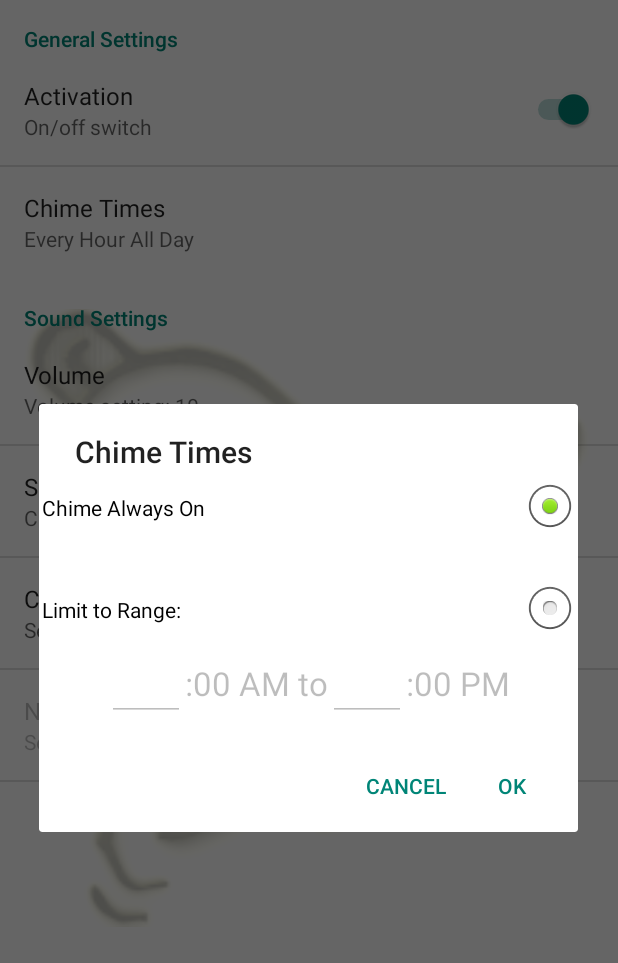
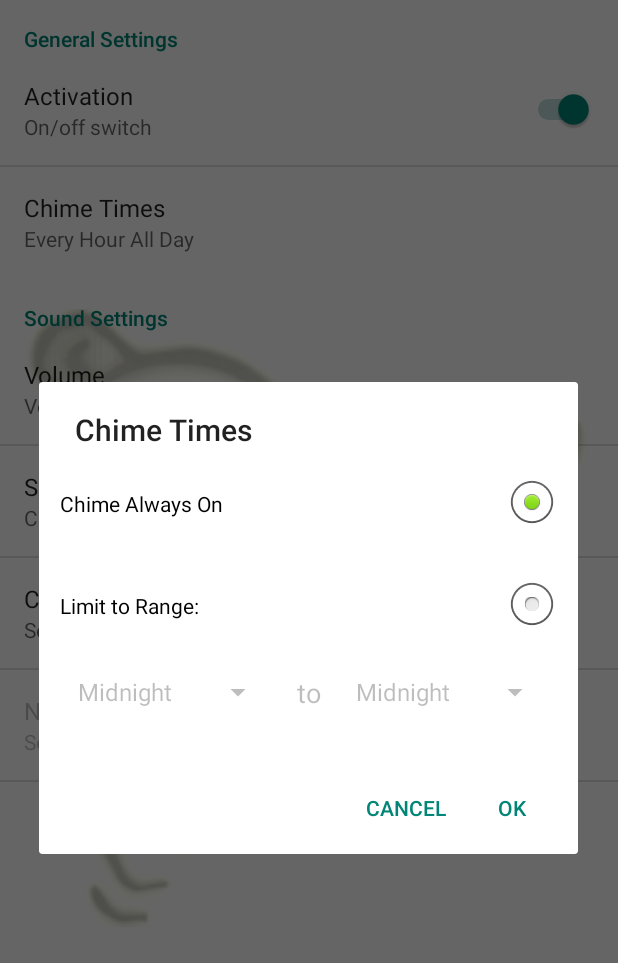
Before and after one commit to tonyc10/simple-chime, an Android app: the screen it shows after launch (MainActivity), after a tap on "Chime Times", on a phone screen of 412 x 824 dp. Shown: the top 963 px of the screen. Run offline under Robolectric (Android 15) with nearby library versions, the phone set to English and light mode, and no system bars; 1 statement that could not run was skipped; 3 other taps on this screen came first.

Commit message:
Added ability to set overnight time span
E.g. ring the chime from 10pm to 4pm.

```diff
--- a/app/src/main/java/com/tonycase/simplechime/ChimePreferenceFragment.java
+++ b/app/src/main/java/com/tonycase/simplechime/ChimePreferenceFragment.java
@@ -96,6 +96,8 @@ public class ChimePreferenceFragment extends PreferenceFragment
 
         if (key.equals(getString(R.string.pref_source))) {
             setSource(sharedPreferences);
+        } else if (key.equals(R.string.pref_increment)) {
+
         } else if (key.equals(getString(R.string.pref_sound))) {
 
             if (getActivity() == null) {
@@ -106,7 +108,7 @@ public class ChimePreferenceFragment extends PreferenceFragment
             ((MainActivity) getActivity()).playSoundShakeBell();
             setSoundSummary(sharedPreferences);
 
-        } else if (key.equals(getString(R.string.pref_sound))) {
+        } else if (key.equals(getString(R.string.pref_ringtone))) {
 
             if (getActivity() == null) {
                 Log.i(TAG, "fragment not attached to activity.  returning");
--- a/app/src/main/java/com/tonycase/simplechime/HoursSelectDialog.java
+++ b/app/src/main/java/com/tonycase/simplechime/HoursSelectDialog.java
@@ -2,8 +2,6 @@ package com.tonycase.simplechime;
 
 import android.content.Context;
 import android.content.SharedPreferences;
-import android.graphics.Color;
-import android.os.Build;
 import android.preference.DialogPreference;
 import android.preference.PreferenceManager;
 import android.util.AttributeSet;
@@ -11,10 +9,14 @@ import android.util.Log;
 import android.view.View;
 import android.view.View.OnClickListener;
 import android.view.ViewGroup;
-import android.widget.EditText;
+import android.widget.ArrayAdapter;
 import android.widget.RadioButton;
+import android.widget.Spinner;
 import android.widget.TextView;
-import android.widget.Toast;
+
+import java.text.DateFormat;
+import java.util.Calendar;
+import java.util.GregorianCalendar;
 
 public class HoursSelectDialog extends DialogPreference {
 
@@ -24,10 +26,9 @@ public class HoursSelectDialog extends DialogPreference {
 
 	private RadioButton allDayRB;
 	private RadioButton specifyRB;
-	private EditText startHourTF;
-	private EditText endHourTF;
+	private Spinner startHourDropdown;
+	private Spinner endHourDropdown;
 	private TextView intermedText;
-	private TextView endText;
 
 	public HoursSelectDialog(Context context, AttributeSet attrs) {
 		super(context, attrs);
@@ -57,14 +58,8 @@ public class HoursSelectDialog extends DialogPreference {
 		if (timesStr == null) {
 			setSummary("Every Hour All Day");
 		} else {
-			try {
-				String[] hoursArray = timesStr.split(" ");
-				int start = Integer.parseInt(hoursArray[0]);
-				int end = Integer.parseInt(hoursArray[1]);
-				if (start < 1 || start > 12 || end < 1 || end > 12) throw new IllegalStateException("Save numbers are not legit");
-				setSummary("Every Hour from: " + start + ":00 AM to " + end + ":00 PM");
-			} catch (Exception ex) {
-			}
+            TimeRange timeRange = ChimeUtilities.getTimeRange(getContext());
+		    setSummary(summaryText(timeRange.getStart(), timeRange.getEnd()));
 		}
 	}
 
@@ -78,54 +73,49 @@ public class HoursSelectDialog extends DialogPreference {
 		allDayRB = (RadioButton) view.findViewById(R.id.radioButton1);
 		specifyRB = (RadioButton) view.findViewById(R.id.radioButton2);
 
-		startHourTF = (EditText) view.findViewById(R.id.editText1);
-		endHourTF = (EditText) view.findViewById(R.id.editText2);
+		startHourDropdown = (Spinner) view.findViewById(R.id.editText1);
+		endHourDropdown = (Spinner) view.findViewById(R.id.editText2);
+
+		ArrayAdapter<CharSequence> adapter1 = ArrayAdapter.createFromResource(getContext(),
+				R.array.hours, android.R.layout.simple_spinner_item);
+		// Specify the layout to use when the list of choices appears
+		adapter1.setDropDownViewResource(android.R.layout.simple_spinner_dropdown_item);
+// Apply the adapter to the spinner
+		startHourDropdown.setAdapter(adapter1);
+
+		ArrayAdapter<CharSequence> adapter2 = ArrayAdapter.createFromResource(getContext(),
+				R.array.hours, android.R.layout.simple_spinner_item);
+		// Specify the layout to use when the list of choices appears
+		adapter2.setDropDownViewResource(android.R.layout.simple_spinner_dropdown_item);
+// Apply the adapter to the spinner
+		startHourDropdown.setAdapter(adapter2);
 
 		intermedText = (TextView) view.findViewById(R.id.tpp_textView1);
-		endText = (TextView) view.findViewById(R.id.tpp_textView2);
 
-		SharedPreferences prefs = PreferenceManager.getDefaultSharedPreferences(getContext());
+        TimeRange timeRange = ChimeUtilities.getTimeRange(getContext());
 
-		String timesStr = prefs.getString("PREF_HOURS", DEFAULT_VALUE);
-
-		Log.i(TAG, "TC:  Starting up HoursSelectpreference, prev pref is " + timesStr);
-
-		if (timesStr == null) {
+		if (timeRange.isAllDay()) {
 			allDayRB.setChecked(true);
 			specifyRB.setChecked(false);
-			startHourTF.setEnabled(false);
-			endHourTF.setEnabled(false);
+			startHourDropdown.setEnabled(false);
+			endHourDropdown.setEnabled(false);
 			intermedText.setEnabled(false);
-			endText.setEnabled(false);
 			setSummary("Every Hour All Day");
 		} else {
 
 			allDayRB.setChecked(false);
 			specifyRB.setChecked(true);
-			startHourTF.setEnabled(true);
-			endHourTF.setEnabled(true);
+			startHourDropdown.setEnabled(true);
+			endHourDropdown.setEnabled(true);
 			intermedText.setEnabled(true);
-			endText.setEnabled(true);
 
-			try {
-				String[] hoursArray = timesStr.split(" ");
-				int start = Integer.parseInt(hoursArray[0]);
-				int end = Integer.parseInt(hoursArray[1]);
-				if (start < 1 || start > 12 || end < 1 || end > 12) throw new IllegalStateException("Save numbers are not legit");
-				startHourTF.setText(hoursArray[0]);
-				endHourTF.setText(hoursArray[1]);
-				setSummary("Every Hour from: " + start + ":00 AM to " + end + ":00 PM");
-			} catch (Exception ex) {
-				Log.e(TAG, "Parsing saved preference", ex);
-			}
-			startHourTF.requestFocus();
+            int start = timeRange.getStart();
+            int end = timeRange.getEnd();
 
-			if (Build.VERSION.SDK_INT < Build.VERSION_CODES.HONEYCOMB) {
-				// for now assume bg color of pre-Honeycomb dialogs is black.
-				// I've tried but can't seem to force this color to
-				intermedText.setTextColor(Color.LTGRAY);
-				endText.setTextColor(Color.LTGRAY);
-			}
+            startHourDropdown.setSelection(start);
+            endHourDropdown.setSelection(end);
+            setSummary(summaryText(start, end));
+			startHourDropdown.requestFocus();
 		}
 
 		allDayRB.setOnClickListener(new OnClickListener() {
@@ -135,7 +125,6 @@ public class HoursSelectDialog extends DialogPreference {
 			}
 
 		});
-
 		specifyRB.setOnClickListener(new OnClickListener() {
 			@Override
 			public void onClick(View v) {
@@ -147,23 +136,19 @@ public class HoursSelectDialog extends DialogPreference {
 	private void allDayClicked() {
 		allDayRB.setChecked(true);
 		specifyRB.setChecked(false);
-		startHourTF.setEnabled(false);
-		endHourTF.setEnabled(false);
+		startHourDropdown.setEnabled(false);
+		endHourDropdown.setEnabled(false);
 		intermedText.setEnabled(false);
-		endText.setEnabled(false);
 	}
 
 	private void specifyClicked() {
 		allDayRB.setChecked(false);
 		specifyRB.setChecked(true);
-		startHourTF.setEnabled(true);
-		endHourTF.setEnabled(true);
+		startHourDropdown.setEnabled(true);
+		endHourDropdown.setEnabled(true);
 		intermedText.setEnabled(true);
-		endText.setEnabled(true);
 
-//		if (startHourTF.getText().length() < 1) startHourTF.setText("7");
-//		if (endHourTF.getText().length() < 1) endHourTF.setText("9");
-		startHourTF.requestFocus();
+		startHourDropdown.requestFocus();
 	}
 
 
@@ -191,102 +176,36 @@ public class HoursSelectDialog extends DialogPreference {
 				setSummary("Every Hour All Day");
 			} else {
 				// validate here
-				try {
-					int start = Integer.parseInt(String.valueOf(startHourTF.getText()));
-					int end = Integer.parseInt(String.valueOf(endHourTF.getText()));
-					if (start < 1 || start > 12 || end < 1 || end > 12) throw new IllegalStateException("Save numbers are not legit");
+					int start = startHourDropdown.getSelectedItemPosition();
+					int end = endHourDropdown.getSelectedItemPosition();
+                    Log.d(TAG, "Dialog closed, start and end are " + start + ", " + end);
+					if (start < 0 || start > 23 || end < 0 || end > 23)
+						throw new IllegalStateException("Save hours are not legit");
 					String value = start + " " + end;
 					persistString(value);
 					notifyChanged();
-					setSummary("Every Hour from: " + start + ":00 AM to " + end + ":00 PM");
-				} catch (Exception ex) {
-					//Toast? for an error message, or another dialog
-					Toast t = Toast.makeText(getContext(), "Need hour from 1-12", Toast.LENGTH_LONG);
-					t.show();
-				}
+					setSummary(summaryText(start, end));
 			}
 		}
 		super.onDialogClosed(positiveResult);
 	}
 
-// I adapted this code for this class, but until I have a reasonable way to test it, I'm commenting it out.
+	private String summaryText(int start, int end) {
+		Calendar startCal = new GregorianCalendar();
+		startCal.set(Calendar.SECOND, 0);
+		startCal.set(Calendar.MINUTE, 0);
+		startCal.set(Calendar.HOUR_OF_DAY, start);
 
-// save instance state boilerplate (slightly modified) for custom preference
-//	@Override
-//	protected Parcelable onSaveInstanceState() {
-//		Log.d(TAG, "onSaveInstanceState() ");
-//	    final Parcelable superState = super.onSaveInstanceState();
-//	    // Check whether this Preference is persistent (continually saved)
-//	    if (isPersistent()) {
-//	        // No need to save instance state since it's persistent, use superclass state
-//	        return superState;
-//	    }
-//
-//	    // Create instance of custom BaseSavedState
-//	    final SavedState myState = new SavedState(superState);
-//	    // Set the state's value with the class member that holds current setting value
-//	    myState.tf1 = String.valueOf(startHourTF.getText());
-//	    myState.tf2 = String.valueOf(startHourTF.getText());
-//	    myState.pressed1 = allDayRB.isChecked();
-//	    return myState;
-//	}
-//
-//	@Override
-//	protected void onRestoreInstanceState(Parcelable state) {
-//		Log.d(TAG, "onRestoreInstanceState() ");
-//	    // Check whether we saved the state in onSaveInstanceState
-//	    if (state == null || !state.getClass().equals(SavedState.class)) {
-//	        // Didn't save the state, so call superclass
-//	        super.onRestoreInstanceState(state);
-//	        return;
-//	    }
-//
-//	    // Cast state to custom BaseSavedState and pass to superclass
-//	    SavedState myState = (SavedState) state;
-//	    super.onRestoreInstanceState(myState.getSuperState());
-//	}
-//
-//	private static class SavedState extends BaseSavedState {
-//	    // Member that holds the setting's value
-//		String tf1;
-//		String tf2;
-//		boolean pressed1;
-//
-//
-//	    public SavedState(Parcelable superState) {
-//	        super(superState);
-//	    }
-//
-//	    public SavedState(Parcel source) {
-//	        super(source);
-//	        // Get the current preference's value
-//	        tf1 = source.readString();
-//	        tf2 = source.readString();
-//	        boolean[] barray = new boolean[1];
-//	        source.readBooleanArray(barray);
-//	        pressed1 = barray[0];
-//	    }
-//
-//	    @Override
-//	    public void writeToParcel(Parcel dest, int flags) {
-//	        super.writeToParcel(dest, flags);
-//	        // Write the preference's value
-//	        dest.writeString(tf1);
-//	        dest.writeString(tf2);
-//	        dest.writeBooleanArray(new boolean[] { pressed1 });
-//	    }
-//
-//	    // Standard creator object using an instance of this class
-//	    public static final Parcelable.Creator<SavedState> CREATOR =
-//	            new Parcelable.Creator<SavedState>() {
-//
-//	        public SavedState createFromParcel(Parcel in) {
-//	            return new SavedState(in);
-//	        }
-//
-//	        public SavedState[] newArray(int size) {
-//	            return new SavedState[size];
-//	        }
-//	    };
-//	}
+		Calendar endCal = new GregorianCalendar();
+		endCal.set(Calendar.SECOND, 0);
+		endCal.set(Calendar.MINUTE, 0);
+		endCal.set(Calendar.HOUR_OF_DAY, end);
+
+		DateFormat dateFormat = DateFormat.getTimeInstance(DateFormat.SHORT);
+		return getContext().getString(R.string.every_hour_from)
+                + dateFormat.format(startCal.getTime()) + " "
+				+ getContext().getString(R.string.to)   + " "
+                + dateFormat.format(endCal.getTime());
+	}
+
 }
--- a/app/src/main/java/com/tonycase/simplechime/MainActivity.java
+++ b/app/src/main/java/com/tonycase/simplechime/MainActivity.java
@@ -38,7 +38,7 @@ public class MainActivity extends Activity {
             Fragment frag0 = MainActivity.this.getFragmentManager().findFragmentByTag(FRAG_TAG);
             //System.out.println("Existing frag = " + frag0);
             // Display the fragment as the main content.
-            if (frag0 == null) {
+            if (frag0 == null && !isFinishing()) {
                 Log.i(TAG, "Replacing screen with new fragment");
                 MainActivity.this.getFragmentManager().beginTransaction()
                         .replace(android.R.id.content, prefFrag, FRAG_TAG)
--- /dev/null
+++ b/app/src/main/java/com/tonycase/simplechime/TimeRange.java
@@ -0,0 +1,43 @@
+package com.tonycase.simplechime;
+
+/**
+ * Start and end time for the chime time range
+ */
+public class TimeRange {
+
+    private final int start;
+    private final int end;
+
+    TimeRange(int start, int end) {
+        if (start < 0 || start > 23 || end < 0 || end > 23)
+            throw new IllegalArgumentException("start and end must in the hour range of 0-23");
+
+        this.start = start;
+        this.end = end;
+    }
+
+    public int getStart() {
+        return start;
+    }
+
+    public int getEnd() {
+        return end;
+    }
+
+    /**
+     * Inverse mode means the user has set their start time to later than their end time.
+     * @return
+     */
+    public boolean isInverseMode() {
+        return start > end;
+    }
+
+    public boolean isAllDay() {
+        return start == 0 && end == 23;
+    }
+
+    @Override
+    public String toString() {
+        return "TimeRange: start="+start+",end="+end+"]";
+    }
+}
--- a/app/src/main/res/layout/time_picker_preference.xml
+++ b/app/src/main/res/layout/time_picker_preference.xml
@@ -5,6 +5,7 @@
     android:layout_width="match_parent"
     android:layout_height="match_parent"
     android:orientation="vertical"
+    android:padding="12dp"
     tools:ignore="RtlHardcoded">
 
     <RadioButton
@@ -33,41 +34,42 @@
     <LinearLayout
         android:layout_width="match_parent"
         android:layout_height="wrap_content"
-        android:layout_marginBottom="12dp"
+        android:padding="6dp"
+        android:layout_gravity="center"
         android:gravity="center"
         >
 
-        <EditText
+        <Spinner
             android:id="@+id/editText1"
-            android:layout_width="wrap_content"
+            android:layout_weight="1"
+            android:layout_width="match_parent"
             android:layout_height="wrap_content"
-            android:ems="2"
-            android:textAppearance="?android:attr/textAppearanceLarge"
-            android:inputType="number" >
-        </EditText>
+            android:spinnerMode="dropdown"
+            android:gravity="right"
+            android:dropDownWidth="wrap_content"
+            android:textSize="30sp"
+            android:entries="@array/hours">
+        </Spinner>
 
         <TextView
             style="@android:style/Theme.Black"
             android:id="@+id/tpp_textView1"
             android:layout_width="wrap_content"
             android:layout_height="wrap_content"
-            android:text="@string/oh_hundred_am_to"
-            android:textAppearance="?android:attr/textAppearanceLarge" />
-        <EditText
+            android:text="@string/to"
+            android:layout_margin="15dp"
+            android:textAppearance="?android:attr/textAppearanceMedium" />
+        <Spinner
             android:id="@+id/editText2"
-            android:layout_width="wrap_content"
+            android:layout_weight="1"
+            android:layout_width="match_parent"
             android:layout_height="wrap_content"
-            android:ems="2"
-            android:inputType="number"
-            android:textAppearance="?android:attr/textAppearanceLarge">
-        </EditText>
-
-        <TextView
-            android:id="@+id/tpp_textView2"
-            android:layout_width="wrap_content"
-            android:layout_height="wrap_content"
-            android:text="@string/oh_hundred_pm"
-            android:textAppearance="?android:attr/textAppearanceLarge" />
+            android:gravity="left"
+            android:spinnerMode="dropdown"
+            android:dropDownWidth="wrap_content"
+            android:textSize="30sp"
+            android:entries="@array/hours">
+        </Spinner>
 
     </LinearLayout>
 
--- a/app/src/main/res/values/arrays.xml
+++ b/app/src/main/res/values/arrays.xml
@@ -1,11 +1,31 @@
 <?xml version="1.0" encoding="utf-8"?>
 <resources>
-    <string-array name="update_freq_options">
-        <item>Every Minute</item>
-        <item>5 minutes</item>
-        <item>10 minutes</item>
-        <item>15 minutes</item>
-        <item>Every Hour</item>
+
+    <string-array name="hours">
+        <item>Midnight</item>
+        <item>1:00 am</item>
+        <item>2:00 am</item>
+        <item>3:00 am</item>
+        <item>4:00 am</item>
+        <item>5:00 am</item>
+        <item>6:00 am</item>
+        <item>7:00 am</item>
+        <item>8:00 am</item>
+        <item>9:00 am</item>
+        <item>10:00 am</item>
+        <item>11:00 am</item>
+        <item>12 Noon</item>
+        <item>1:00 pm</item>
+        <item>2:00 pm</item>
+        <item>3:00 pm</item>
+        <item>4:00 pm</item>
+        <item>5:00 pm</item>
+        <item>6:00 pm</item>
+        <item>7:00 pm</item>
+        <item>8:00 pm</item>
+        <item>9:00 pm</item>
+        <item>10:00 pm</item>
+        <item>11:00 pm</item>
     </string-array>
 
     <string-array name="magnitude">
--- a/app/src/main/res/values/strings.xml
+++ b/app/src/main/res/values/strings.xml
@@ -2,6 +2,7 @@
 
     <string name="pref_on_off">PREF_ON_OFF</string>
     <string name="pref_hours">PREF_HOURS</string>
+    <string name="pref_increment">PREF_INCREMENT</string>
     <string name="pref_volume">PREF_VOLUME</string>
     <string name="pref_source">PREF_SOURCE</string>
     <string name="pref_sound">PREF_SOUND</string>
@@ -18,12 +19,13 @@
 
     <string name="limit_to_range">Limit to Range:</string>
 
-    <string name="oh_hundred_am_to">:00 AM to</string>
+    <string name="to">to</string>
     <string name="oh_hundred_pm">:00 PM</string>
     <string name="hour_and_minute_date_format">hh:mm a</string>
 
     <string name="activation">Activation</string>
-    <string name="time_summary_default">Every Hour All Day</string>
+    <string name="time_summary_default">Every hour all day</string>
+    <string name="increment_summary_default">On the hour</string>
     <string name="times_title">Chime Times</string>
     <string name="volume_summary_default">Volume setting: 8</string>
     <string name="volume">Volume</string>
@@ -33,6 +35,7 @@
     <string name="phone">Phone</string>
     <string name="source_title">Sound Source: App or Phone</string>
     <string name="sound_dialog_title">Chime Sound</string>
+    <string name="increment_dialog_title">Chime Increment</string>
     <string name="sound_summary_default">Selected sound: Clong</string>
     <string name="sound_title">Chime Sound</string>
     <string name="ringtone_title">Notification Sound</string>
@@ -44,5 +47,6 @@
     <string name="on_off_switch">On/off switch</string>
     <string name="off_capitalized">OFF</string>
     <string name="on_capitalized">ON</string>
+    <string name="every_hour_from">"Every hour from "</string>
 
 </resources>
```
Also changed, not shown: app/src/main/java/com/tonycase/simplechime/ChimeAlarmReceiver.java (+18 -15 lines), app/src/main/java/com/tonycase/simplechime/ChimeUtilities.java (+53 -21 lines).
